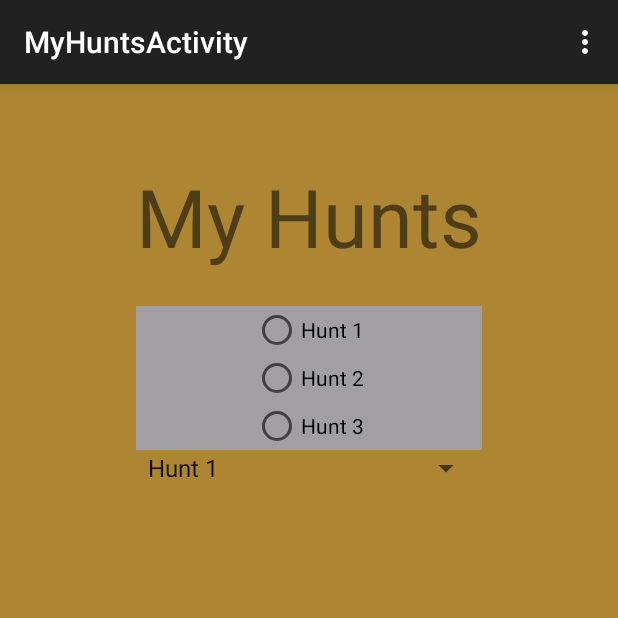
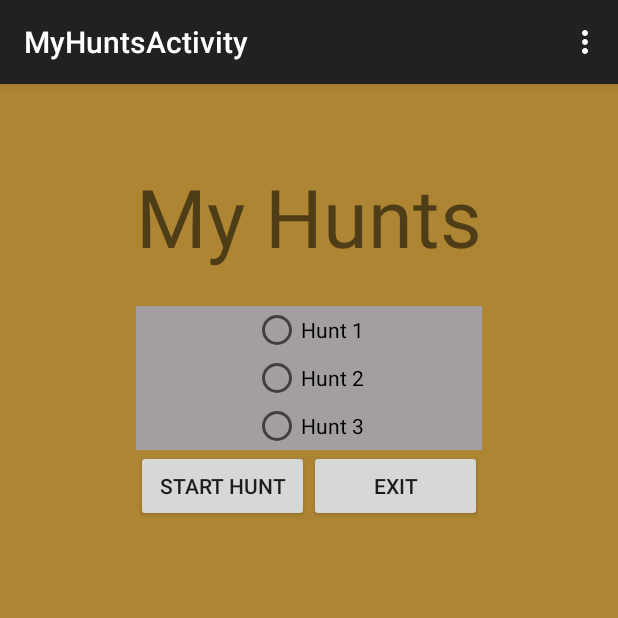
Before and after one commit to xxshadowfang/GeoCatcher, an Android app: the MyHuntsActivity screen opened directly, with no data from a screen before it, on a phone screen of 412 x 824 dp, the top half of it. Run offline under Robolectric (Android 15) with nearby library versions, the phone set to English and light mode, and no system bars.

Commit message:
finished basis for myHunts display

```diff
--- a/MyApplication/app/src/main/res/layout/activity_my_hunts.xml
+++ b/MyApplication/app/src/main/res/layout/activity_my_hunts.xml
@@ -53,14 +53,26 @@
 
             </RadioGroup>
         </ScrollView>
+        <LinearLayout
+            android:layout_width="fill_parent"
+            android:layout_height="wrap_content"
+            android:orientation="horizontal">
+        <Button
+            android:layout_width="0dp"
+            android:layout_weight="1"
+            android:layout_height="wrap_content"
+            android:text="@string/start_hunt_button_text"
+            android:id="@+id/startHuntButton"
+            android:layout_gravity="center_horizontal" />
+        <Button
+            android:layout_width="0dp"
+            android:layout_weight="1"
+            android:layout_height="wrap_content"
+            android:text="@string/exit_button_text"
+            android:id="@+id/exitButton"
+            android:layout_gravity="center_horizontal" />
 
-        <Spinner
-            android:layout_width="match_parent"
-            android:layout_height="wrap_content"
-            android:id="@+id/huntSelectSpinner"
-            android:layout_gravity="center_horizontal"
-            android:entries="@array/sample_hunts"/>
-
+        </LinearLayout>
     </LinearLayout>
 
 </RelativeLayout>
--- a/MyApplication/app/src/main/res/values/strings.xml
+++ b/MyApplication/app/src/main/res/values/strings.xml
@@ -6,6 +6,7 @@
     <string name="action_settings">Settings</string>
     <string name="title_activity_my_hunts">MyHuntsActivity</string>
     <string name="my_hunts_title">My Hunts</string>
-    <string name="select_hunt_text">Select A Hunt</string>
+    <string name="start_hunt_button_text">Start Hunt</string>
+    <string name="exit_button_text">Exit</string>
 
 </resources>
```
